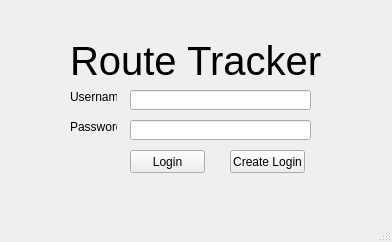
Above: Group_Project_1/loginwindow.ui from Cyrus-Riahi/CS1D-P1 before the change. Below: the same form after it.
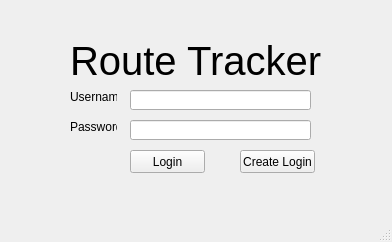
That is the form after the change.

What changed in the file:
```diff
--- a/Group_Project_1/loginwindow.ui
+++ b/Group_Project_1/loginwindow.ui
@@ -97,7 +97,7 @@
    <widget class="QPushButton" name="pushButton">
     <property name="geometry">
      <rect>
-      <x>230</x>
+      <x>240</x>
       <y>150</y>
       <width>75</width>
       <height>23</height>
```
Left out of the diff: 2 changed lines with no effect on the pictures.
